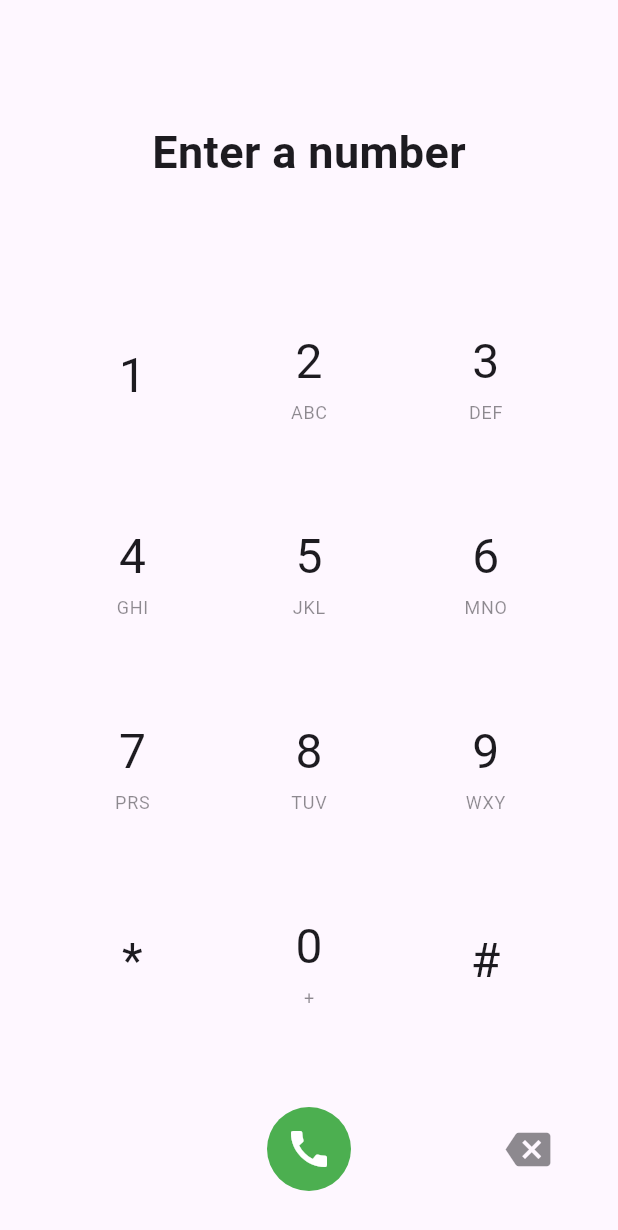
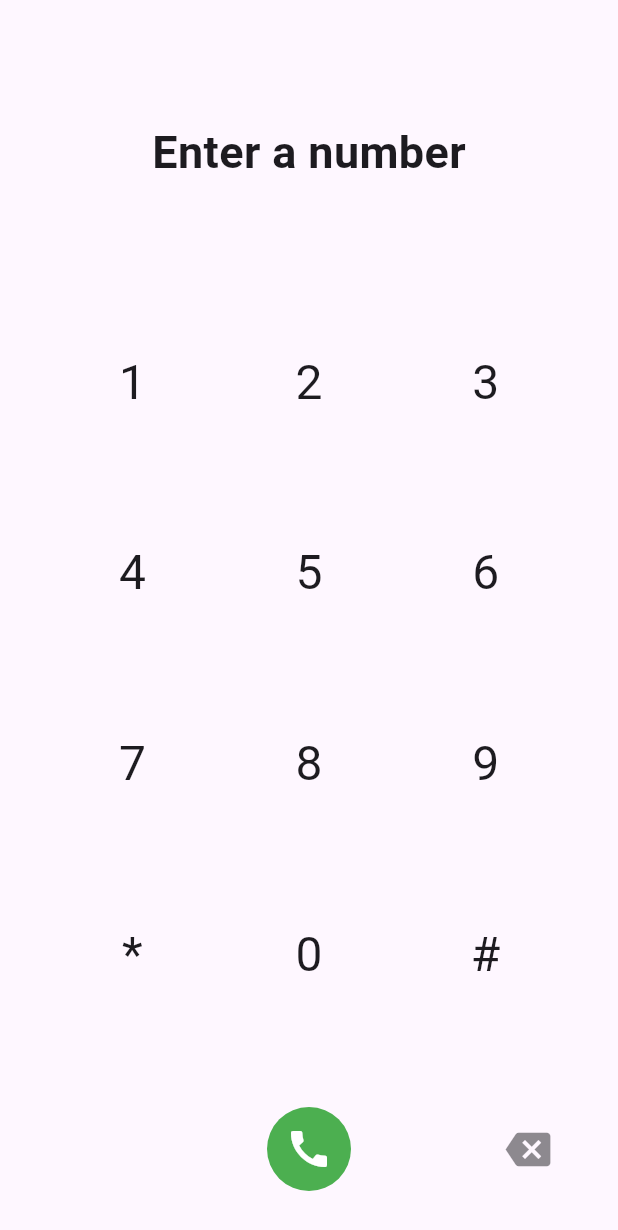
Before and after one commit to vengateshvishal/Contactly, a Flutter app: the Keyboard screen opened directly, on a phone screen of 412 x 824 dp. Shown: the top 1230 px of the screen. Run offline on Flutter 3.47's test engine with Material 3 defaults, Android fonts, the phone set to English and light mode, and no system bars; missing offline and left inert: flutter_phone_direct_caller.

```diff
--- a/lib/Pages/KeyBoard.dart
+++ b/lib/Pages/KeyBoard.dart
@@ -41,7 +41,7 @@ class _KeyboardState extends State<Keyboard> {
   @override
   Widget build(BuildContext context) {
     // Function to build a single button instance
-    Widget buildButton(String number, String letters) {
+    Widget buildButton(String number,) {
       return Padding(
         padding: const EdgeInsets.all(8.0),
         child: ElevatedButton(
@@ -65,21 +65,6 @@ class _KeyboardState extends State<Keyboard> {
                   color: Theme.of(context).colorScheme.onSurface,
                 ),
               ),
-              if (letters.isNotEmpty)
-                Padding(
-                  padding: const EdgeInsets.only(top: 2.0),
-                  child: Text(
-                    letters,
-                    style: TextStyle(
-                      fontSize: 12.0,
-                      fontWeight: FontWeight.normal,
-                      color: Theme.of(
-                        context,
-                      ).colorScheme.onSurface.withOpacity(0.5),
-                      letterSpacing: 0.5,
-                    ),
-                  ),
-                ),
             ],
           ),
         ),
@@ -114,36 +99,36 @@ class _KeyboardState extends State<Keyboard> {
                     Row(
                       mainAxisAlignment: MainAxisAlignment.spaceEvenly,
                       children: [
-                        buildButton('1', ''),
-                        buildButton('2', 'ABC'),
-                        buildButton('3', 'DEF'),
+                        buildButton('1',),
+                        buildButton('2',),
+                        buildButton('3',),
                       ],
                     ),
                     // Row 2
                     Row(
                       mainAxisAlignment: MainAxisAlignment.spaceEvenly,
                       children: [
-                        buildButton('4', 'GHI'),
-                        buildButton('5', 'JKL'),
-                        buildButton('6', 'MNO'),
+                        buildButton('4',),
+                        buildButton('5'),
+                        buildButton('6',)
                       ],
                     ),
                     // Row 3
                     Row(
                       mainAxisAlignment: MainAxisAlignment.spaceEvenly,
                       children: [
-                        buildButton('7', 'PRS'),
-                        buildButton('8', 'TUV'),
-                        buildButton('9', 'WXY'),
+                        buildButton('7',),
+                        buildButton('8',),
+                        buildButton('9',),
                       ],
                     ),
                     // Row 4
                     Row(
                       mainAxisAlignment: MainAxisAlignment.spaceEvenly,
                       children: [
-                        buildButton('*', ''),
-                        buildButton('0', '+'),
-                        buildButton('#', ''),
+                        buildButton('*',),
+                        buildButton('0',),
+                        buildButton('#',),
                       ],
                     ),
                   ],
```
